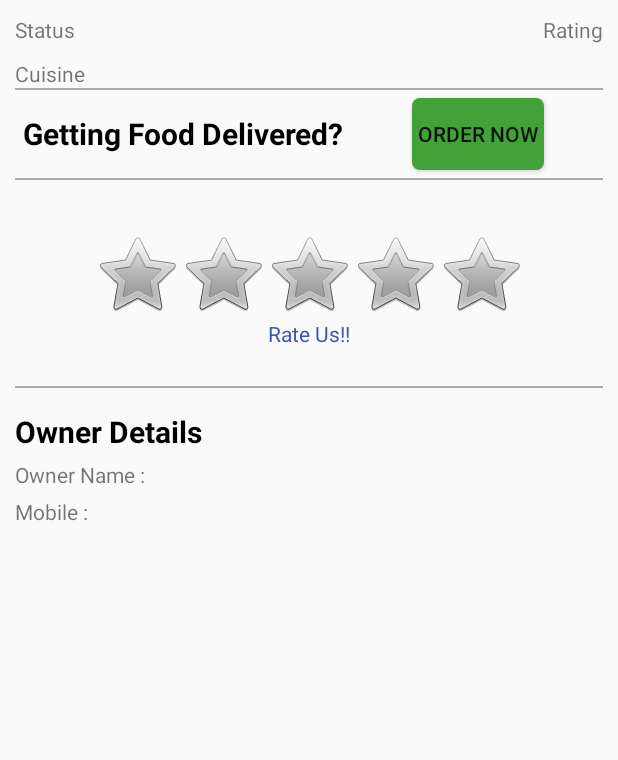
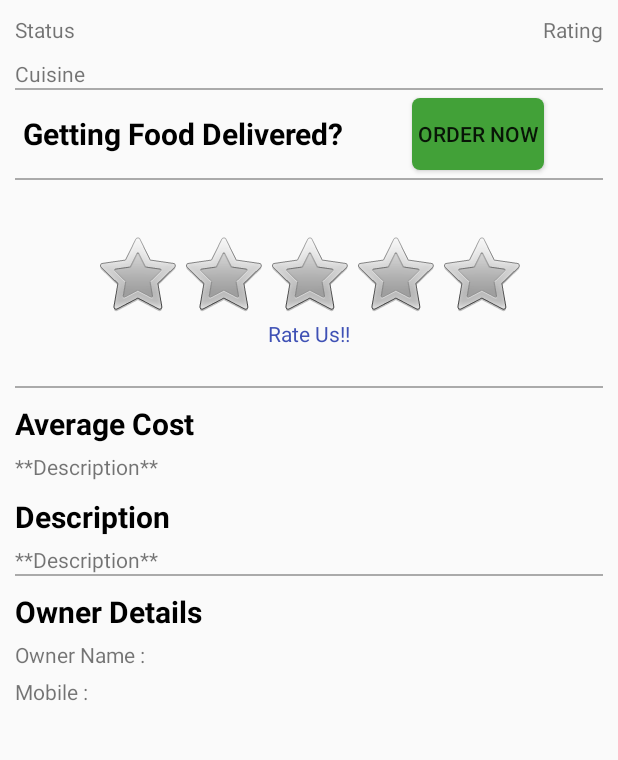
Before and after one commit to NitinWithin/Streetoo, an Android app: the VendorInfoActivity screen opened directly, with no data from a screen before it, on a phone screen of 412 x 824 dp, the part 270-1030 px from its top. Run offline under Robolectric (Android 15) with nearby library versions, the phone set to English and light mode, and no system bars; libraries missing offline, so code that uses them is left out: com.microsoft.windowsazure; 2 statements that could not run were skipped.

Commit message:
Before Presenting

```diff
--- a/app/build.gradle
+++ b/app/build.gradle
@@ -1,12 +1,12 @@
 apply plugin: 'com.android.application'
 
 android {
-    compileSdkVersion 27
+    compileSdkVersion 28
     defaultConfig {
         applicationId "com.example.nitinwithin.streetoo"
         minSdkVersion 23
 
-        targetSdkVersion 27
+        targetSdkVersion 28
         versionCode 1
         versionName "1.0"
         testInstrumentationRunner "android.support.test.runner.AndroidJUnitRunner"
--- a/app/src/main/java/com/example/nitinwithin/streetoo/VendorInfoActivity.java
+++ b/app/src/main/java/com/example/nitinwithin/streetoo/VendorInfoActivity.java
@@ -1,6 +1,7 @@
 package com.example.nitinwithin.streetoo;
 
 import android.annotation.SuppressLint;
+import android.app.ActionBar;
 import android.content.Intent;
 import android.os.AsyncTask;
 import android.os.Build;
@@ -15,6 +16,7 @@ import android.widget.RatingBar;
 import android.widget.TextView;
 import android.widget.Toast;
 
+import com.example.nitinwithin.streetoo.Tables.RATING_AND_REVIEW;
 import com.example.nitinwithin.streetoo.Tables.VENDOR;
 import com.microsoft.windowsazure.mobileservices.MobileServiceClient;
 import com.microsoft.windowsazure.mobileservices.table.MobileServiceTable;
@@ -29,13 +31,14 @@ public class VendorInfoActivity extends AppCompatActivity {
 
     String vendorinfo;
     private MobileServiceTable<VENDOR> mVendorTable;
-    MobileServiceClient mobileServiceClient;
+    private MobileServiceTable<RATING_AND_REVIEW> mRatingReviewTable;
+    private MobileServiceClient mobileServiceClient;
 
     private String TAG = "vendorInfoActivity";
 
     /**UI COMPONENT DECLARATIONS*/
-    private TextView statusTextView, ratingTextView, cuisineTextView, rateUsTextView;
-    private TextView vendorOwnerTextView, vendorContactTextView;
+    private TextView statusTextView, ratingTextView, cuisineTextView, rateUsTextView, avgCost;
+    private TextView vendorOwnerTextView, vendorContactTextView, vendorDescriptionView;
     private RatingBar vendorRatingbar;
     private Button OnlineOrderButton;
     private Toolbar toolbar;
@@ -43,16 +46,17 @@ public class VendorInfoActivity extends AppCompatActivity {
     CollapsingToolbarLayout toolbarLayout;
 
 
+    @SuppressLint("RestrictedApi")
     @Override
     protected void onCreate(Bundle savedInstanceState) {
         super.onCreate(savedInstanceState);
         setContentView(R.layout.activity_vendor_info);
         toolbar = findViewById(R.id.toolbar);
         setSupportActionBar(toolbar);
-
+        getSupportActionBar().setDefaultDisplayHomeAsUpEnabled(true);
         Intent intent = getIntent();
         vendorinfo = intent.getStringExtra("vendorId");
-        //Toast.makeText(VendorInfoActivity.this,"New Activity: " + vendorinfo, Toast.LENGTH_LONG).show();
+        Toast.makeText(VendorInfoActivity.this,"New Activity: " + vendorinfo, Toast.LENGTH_LONG).show();
 
         statusTextView = findViewById(R.id.textViewStatus);
         ratingTextView = findViewById(R.id.textViewRating);
@@ -63,9 +67,19 @@ public class VendorInfoActivity extends AppCompatActivity {
         vendorOwnerTextView = findViewById(R.id.OwnerNametextView);
         vendorContactTextView = findViewById(R.id.OwnerContacttextView);
         rateUsTextView = findViewById(R.id.RatingtextView);
+        vendorDescriptionView = findViewById(R.id.vendorDescriptionView);
+        avgCost = findViewById(R.id.avgView);
 
         fetchVendorInfo();
         ratingBarChange();
+    }
+
+    @Override
+    public void onBackPressed() {
+        Intent intent = new Intent(VendorInfoActivity.this, MapsActivity.class);
+        startActivity(intent);
+        finish();
+        // your code.
     }
 
     @SuppressLint("StaticFieldLeak")
@@ -94,6 +108,7 @@ public class VendorInfoActivity extends AppCompatActivity {
                             {
                                 for(VENDOR item : results)
                                 {
+                                    Log.d(TAG, "run: RECORD FOUND : " + item.getVendorName());
                                     statusTextView.setText("Open");
                                     statusTextView.setTextColor(getColor(R.color.colorVendorStatusOpen));
                                     cuisineTextView.setText("Cuisine: " + item.getVendorCuisine());
@@ -101,6 +116,9 @@ public class VendorInfoActivity extends AppCompatActivity {
                                     toolbarLayout.setTitle(item.getVendorName());
                                     vendorContactTextView.setText("Mobile: " + item.getVendorContact());
                                     vendorOwnerTextView.setText("Owner Name: " + item.getVendorOwner());
+                                    vendorDescriptionView.setText(item.getVendorDescription());
+                                    avgCost.setText("Cost for 2 : " + String.valueOf(item.getVendorAvgCost()));
+                                    ratingTextView.setText("Rating : " + String.valueOf(item.getVendorAvgRating()));
                                 }
                             }
                             else
@@ -127,10 +145,62 @@ public class VendorInfoActivity extends AppCompatActivity {
             @Override
             public void onRatingChanged(RatingBar ratingBar, float rating, boolean fromUser) {
                 rateUsTextView.setText("Thank you for Rating us!!");
+                if(CheckUserRating())
+                {}
             }
         });
     }
 
+    private boolean CheckUserRating() {
+        try {
+            mobileServiceClient =new MobileServiceClient(
+                    getString(R.string.azure_url),// Set up the login form.
+                    this);
+        } catch (MalformedURLException e) {
+            e.printStackTrace();
+        }
+
+        mRatingReviewTable = mobileServiceClient.getTable(RATING_AND_REVIEW.class);
+        @SuppressLint("StaticFieldLeak") AsyncTask<Void, Void, Void> task = new AsyncTask<Void, Void, Void>(){
+            @Override
+            protected Void doInBackground(Void... params) {
+
+                try {
+                    final List<RATING_AND_REVIEW> results = runQuery3();
+
+                    runOnUiThread(new Runnable() {
+                        @Override
+                        public void run() {
+                            if(results != null)
+                            {
+                                for(RATING_AND_REVIEW item : results)
+                                {
+
+
+                                }
+                            }
+                            else
+                            {
+                                Toast.makeText(VendorInfoActivity.this, "Empty",Toast.LENGTH_SHORT).show();
+                            }
+                        }
+                    });
+                } catch (final Exception e){
+                    Log.d(TAG, "doInBackground: ERROR: " + e.toString());
+                    //createAndShowDialogFromTask(e, "Error");
+                }
+
+                return null;
+            }
+        };
+
+        runAsyncTask(task);
+        return false;
+    }
+
+    private List<RATING_AND_REVIEW> runQuery3() {
+        return null;
+    }
 
 
     private AsyncTask<Void, Void, Void> runAsyncTask(AsyncTask<Void, Void, Void> task) {
--- a/app/src/main/res/layout/content_vendor_info.xml
+++ b/app/src/main/res/layout/content_vendor_info.xml
@@ -108,6 +108,47 @@
             android:background="@android:color/darker_gray" />
 
         <TextView
+            android:id="@+id/AvgCost"
+            android:layout_width="match_parent"
+            android:layout_height="wrap_content"
+            android:text="Average Cost"
+            android:textSize="20dp"
+            android:textStyle="bold"
+            android:textColor="#000000"
+            android:layout_marginTop="10dp"/>
+
+        <TextView
+            android:id="@+id/avgView"
+            android:layout_width="match_parent"
+            android:layout_height="wrap_content"
+            android:text="**Description**"
+            android:layout_marginTop="5dp" />
+
+
+        <TextView
+            android:id="@+id/OwnerDescription"
+            android:layout_width="match_parent"
+            android:layout_height="wrap_content"
+            android:text="Description"
+            android:textSize="20dp"
+            android:textStyle="bold"
+            android:textColor="#000000"
+            android:layout_marginTop="10dp"/>
+
+        <TextView
+            android:id="@+id/vendorDescriptionView"
+            android:layout_width="match_parent"
+            android:layout_height="wrap_content"
+            android:text="**Description**"
+            android:layout_marginTop="5dp" />
+
+        <View
+            android:id="@+id/view123"
+            android:layout_width="match_parent"
+            android:layout_height="1dp"
+            android:background="@android:color/darker_gray" />
+
+        <TextView
             android:id="@+id/OwnertextView"
             android:layout_width="match_parent"
             android:layout_height="wrap_content"
@@ -115,7 +156,7 @@
             android:textSize="20dp"
             android:textStyle="bold"
             android:textColor="#000000"
-            android:layout_marginTop="15dp"/>
+            android:layout_marginTop="10dp"/>
 
         <TextView
             android:id="@+id/OwnerNametextView"
@@ -131,6 +172,7 @@
             android:text="Mobile : "
             android:layout_marginTop="5dp"/>
 
+
     </LinearLayout>
 
 
--- a/app/src/main/res/layout/custom_marker_legend.xml
+++ b/app/src/main/res/layout/custom_marker_legend.xml
@@ -128,7 +128,6 @@
             android:textSize="16sp"
             android:textStyle="bold" />
 
-
     </RelativeLayout>
 
 
--- a/app/src/main/res/values/strings.xml
+++ b/app/src/main/res/values/strings.xml
@@ -24,5 +24,6 @@
     <string name="textview">TextView</string>
     <string name="FoodDeliveryPhrase">Getting Food Delivered?</string>
     <string name="order_now">ORDER NOW</string>
+    <string name="linear_layout_manager">Hello</string>
 
 </resources>
```
Also changed, not shown: app/src/main/java/com/example/nitinwithin/streetoo/LoginActivity.java (+6 -4 lines), app/src/main/java/com/example/nitinwithin/streetoo/MapsActivity.java (+10 -7 lines), app/src/main/java/com/example/nitinwithin/streetoo/Tables/RATING_AND_REVIEW.java (added, +70 -0 lines), app/src/main/java/com/example/nitinwithin/streetoo/Tables/VENDOR.java (+9 -0 lines).
